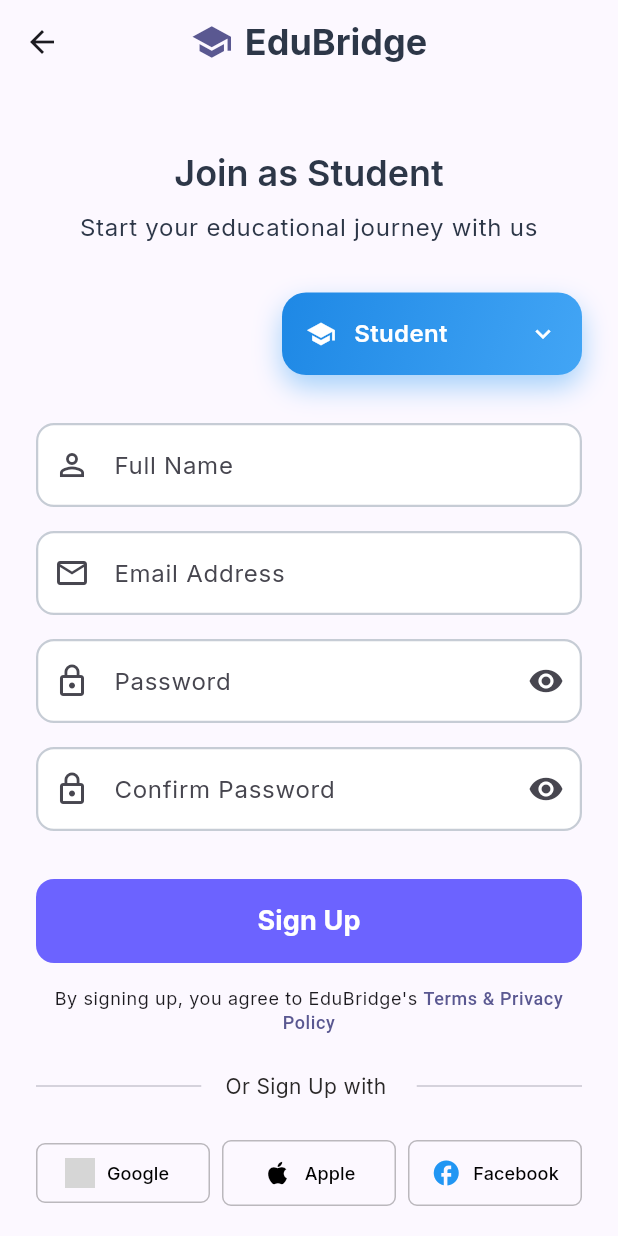
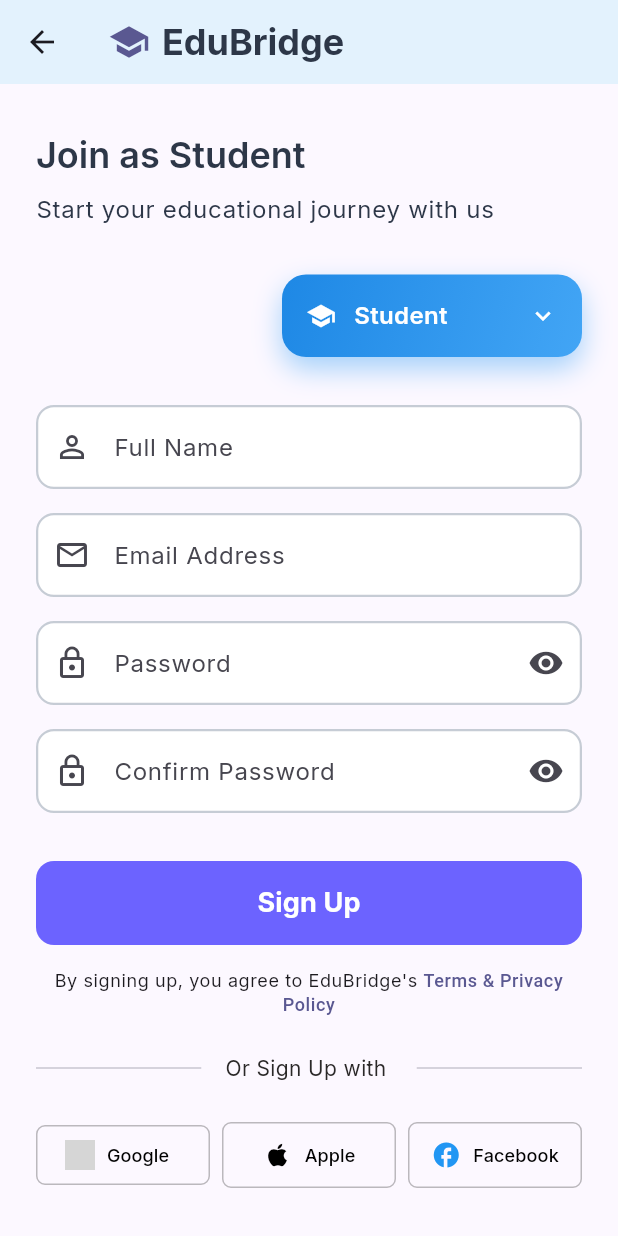
Before and after one commit to Innocent-Gershon/front-end_-_Backend_Implementation_Group-15, a Flutter app: the SignUpPage screen opened directly, on a phone screen of 412 x 824 dp. Run offline on Flutter 3.47's test engine with Material 3 defaults, Android fonts, the phone set to English and light mode, and no system bars; our stand-ins replace animate_do, cloud_firestore, equatable, firebase_auth, firebase_core, flutter_bloc and 2 more; accounts and stored records are empty; network calls fail; grey boxes are pictures that could not be loaded.

Commit message:
Sign Up UI updated

```diff
--- a/edu_bridge_01/lib/presentation/pages/auth/signup_screen.dart
+++ b/edu_bridge_01/lib/presentation/pages/auth/signup_screen.dart
@@ -30,8 +30,7 @@ class _SignUpPageState extends State<SignUpPage> {
   bool _obscurePassword = true;
   bool _obscureConfirmPassword = true;
   String _selectedUserType = AppConstants.student;
-  bool _isDropdownOpen =
-      false; // State to control the blur and dropdown visibility
+  bool _isDropdownOpen = false;
 
   @override
   void dispose() {
@@ -51,6 +50,7 @@ class _SignUpPageState extends State<SignUpPage> {
   Widget build(BuildContext context) {
     return Scaffold(
       appBar: AppBar(
+        backgroundColor: Colors.blue.shade50,
         leading: IconButton(
           icon: const Icon(Icons.arrow_back),
           onPressed: () {
@@ -73,7 +73,7 @@ class _SignUpPageState extends State<SignUpPage> {
             ),
           ],
         ),
-        centerTitle: true,
+        centerTitle: false,
       ),
       body: BlocConsumer<AuthBloc, AuthState>(
         listener: (context, state) {
@@ -81,7 +81,6 @@ class _SignUpPageState extends State<SignUpPage> {
             String displayMessage = state.message;
             bool shouldShowDialog = false;
 
-            // Check for special dialog triggers
             if (state.message.startsWith('SHOW_LOGIN_DIALOG:')) {
               displayMessage = state.message.substring('SHOW_LOGIN_DIALOG:'.length);
               shouldShowDialog = true;
@@ -97,7 +96,6 @@ class _SignUpPageState extends State<SignUpPage> {
               ),
             );
 
-            // Show login dialog if email already exists
             if (shouldShowDialog) {
               Future.delayed(const Duration(milliseconds: 800), () {
                 showDialog(
@@ -120,7 +118,7 @@ class _SignUpPageState extends State<SignUpPage> {
                       ElevatedButton(
                         onPressed: () {
                           Navigator.pop(context);
-                          Navigator.pop(context); // Go back to login
+                          Navigator.pop(context);
                         },
                         child: const Text('Login'),
                       ),
@@ -135,7 +133,6 @@ class _SignUpPageState extends State<SignUpPage> {
               (route) => false,
             );
           } else if (state is AuthGoogleSignInNeedsRole) {
-            // Show role selection dialog for Google sign-in
             showDialog(
               context: context,
               barrierDismissible: false,
@@ -163,8 +160,7 @@ class _SignUpPageState extends State<SignUpPage> {
         builder: (context, state) {
           return Stack(
             children: [
-              // --- Main Content (always present) ---
-              // Your existing form content
+              // Main Content
               SafeArea(
                 child: SingleChildScrollView(
                   padding: const EdgeInsets.all(24.0),
@@ -173,46 +169,45 @@ class _SignUpPageState extends State<SignUpPage> {
                     child: Column(
                       crossAxisAlignment: CrossAxisAlignment.center,
                       children: [
-                        const SizedBox(height: 20),
+                        const SizedBox(height: 8),
 
                         // Create account text
-                        Text(
-                          _getSignupTitle(),
-                          style: Theme.of(context).textTheme.headlineMedium,
-                          textAlign: TextAlign.center,
+                        Align(
+                          alignment: Alignment.centerLeft,
+                          child: Text(
+                            _getSignupTitle(),
+                            style: Theme.of(context).textTheme.headlineMedium,
+                          ),
                         ),
 
                         const SizedBox(height: 8),
 
-                        Text(
-                          _getSignupSubtitle(),
-                          style: Theme.of(context).textTheme.bodyLarge,
-                          textAlign: TextAlign.center,
+                        Align(
+                          alignment: Alignment.centerLeft,
+                          child: Text(
+                            _getSignupSubtitle(),
+                            style: Theme.of(context).textTheme.bodyLarge,
+                          ),
                         ),
 
                         const SizedBox(height: 32),
 
-                        // Creative user type selector (this is now a GestureDetector for blur)
+                        // User type selector
                         Row(
                           mainAxisAlignment: MainAxisAlignment.end,
                           children: [
                             GestureDetector(
-                              // Wrap with GestureDetector to control _isDropdownOpen
                               onTap: () {
                                 setState(() {
                                   _isDropdownOpen = !_isDropdownOpen;
                                 });
                               },
                               child: AnimatedContainer(
-                                // To animate size/color if desired
                                 duration: const Duration(milliseconds: 300),
-                                width: 200, // Fixed width for the button area
+                                width: 200,
                                 decoration: BoxDecoration(
-                                  borderRadius: BorderRadius.circular(
-                                    16,
-                                  ), // Match dropdown style
+                                  borderRadius: BorderRadius.circular(16),
                                   gradient: LinearGradient(
-                                    // Match dropdown style
                                     colors: [
                                       Colors.blue.shade600,
                                       Colors.blue.shade400,
@@ -316,12 +311,9 @@ class _SignUpPageState extends State<SignUpPage> {
                             if (value == null || value.isEmpty) {
                               return 'Please enter your email';
                             }
-                            if (!RegExp(
-                              r'^[^@]+@[^@]+\.[^@]+',
-                            ).hasMatch(value)) {
+                            if (!RegExp(r'^[^@]+@[^@]+\.[^@]+').hasMatch(value)) {
                               return 'Please enter a valid email';
                             }
-
                             return null;
                           },
                         ),
@@ -376,8 +368,7 @@ class _SignUpPageState extends State<SignUpPage> {
                               ),
                               onPressed: () {
                                 setState(() {
-                                  _obscureConfirmPassword =
-                                      !_obscureConfirmPassword;
+                                  _obscureConfirmPassword = !_obscureConfirmPassword;
                                 });
                               },
                             ),
@@ -407,16 +398,13 @@ class _SignUpPageState extends State<SignUpPage> {
                                         'userType': _selectedUserType,
                                       };
 
-                                      if (_selectedUserType ==
-                                          AppConstants.student) {
+                                      if (_selectedUserType == AppConstants.student) {
                                         additionalData['studentId'] =
                                             _studentIdController.text.trim();
-                                      } else if (_selectedUserType ==
-                                          AppConstants.teacher) {
+                                      } else if (_selectedUserType == AppConstants.teacher) {
                                         additionalData['employeeId'] =
                                             _employeeIdController.text.trim();
-                                      } else if (_selectedUserType ==
-                                          AppConstants.parent) {
+                                      } else if (_selectedUserType == AppConstants.parent) {
                                         additionalData['phoneNumber'] =
                                             _phoneController.text.trim();
                                         additionalData['childName'] =
@@ -478,12 +466,9 @@ class _SignUpPageState extends State<SignUpPage> {
                           children: [
                             const Expanded(child: Divider()),
                             Padding(
-                              padding: const EdgeInsets.symmetric(
-                                horizontal: 16,
-                              ),
+                              padding: const EdgeInsets.symmetric(horizontal: 16),
                               child: Text(
                                 'Or Sign Up with ',
-                                // style: Theme.of(context).textTheme.bodyMedium,
                                 style: const TextStyle(
                                   color: Color.fromARGB(255, 42, 40, 40),
                                 ),
@@ -537,11 +522,7 @@ class _SignUpPageState extends State<SignUpPage> {
                             const SizedBox(width: 8),
                             Expanded(
                               child: OutlinedButton.icon(
-                                onPressed: state is AuthLoading
-                                    ? null
-                                    : () {
-                                        // TODO: Apple signup
-                                      },
+                                onPressed: state is AuthLoading ? null : () {},
                                 style: OutlinedButton.styleFrom(
                                   padding: const EdgeInsets.symmetric(
                                     horizontal: 8,
@@ -569,11 +550,7 @@ class _SignUpPageState extends State<SignUpPage> {
                             const SizedBox(width: 8),
                             Expanded(
                               child: OutlinedButton.icon(
-                                onPressed: state is AuthLoading
-                                    ? null
-                                    : () {
-                                        // TODO: Facebook signup
-                                      },
+                                onPressed: state is AuthLoading ? null : () {},
                                 style: OutlinedButton.styleFrom(
                                   padding: const EdgeInsets.symmetric(
                                     horizontal: 12,
@@ -638,50 +615,37 @@ class _SignUpPageState extends State<SignUpPage> {
                 ),
               ),
 
-              // --- Modal Barrier (full-screen blur overlay) ---
-              // This layer will appear when the dropdown is open.
+              // Modal Barrier (blur overlay)
               if (_isDropdownOpen)
                 Positioned.fill(
                   child: GestureDetector(
                     onTap: () {
                       setState(() {
-                        _isDropdownOpen =
-                            false; // Close dropdown on tap outside
+                        _isDropdownOpen = false;
                       });
                     },
                     child: AnimatedContainer(
                       duration: const Duration(milliseconds: 300),
-                      color: Colors.black.withValues(
-                        alpha: 0.0,
-                      ), // Initially transparent
-                      // A BackdropFilter here will blur everything below it.
-                      // Since this is above the main content, it blurs the main content.
+                      color: Colors.black.withValues(alpha: 0.0),
                       child: BackdropFilter(
-                        filter: ImageFilter.blur(
-                          sigmaX: 5.0,
-                          sigmaY: 5.0,
-                        ), // Apply blur
+                        filter: ImageFilter.blur(sigmaX: 5.0, sigmaY: 5.0),
                         child: Container(
-                          color: Colors.black.withValues(
-                            alpha: 0.1,
-                          ), // Light overlay color
+                          color: Colors.black.withValues(alpha: 0.1),
                         ),
                       ),
                     ),
                   ),
                 ),
 
-              // --- Custom Dropdown (on top of the blur) ---
+              // Custom Dropdown
               if (_isDropdownOpen)
                 Positioned(
-                  top:
-                      280, // Adjust this top value to position the dropdown correctly
-                  right: 24, // Keep it aligned with the user type selector
+                  top: 280,
+                  right: 24,
                   child: Material(
                     color: Colors.transparent,
                     child: Container(
-                      width:
-                          200, // Match the width of the GestureDetector container
+                      width: 200,
                       decoration: BoxDecoration(
                         borderRadius: BorderRadius.circular(16),
                         color: Colors.white.withValues(alpha: 0.95),
@@ -696,28 +660,13 @@ class _SignUpPageState extends State<SignUpPage> {
                       child: ClipRRect(
                         borderRadius: BorderRadius.circular(16),
                         child: BackdropFilter(
-                          filter: ImageFilter.blur(
-                            sigmaX: 0,
-                            sigmaY: 0,
-                          ), // No blur on the dropdown itself
+                          filter: ImageFilter.blur(sigmaX: 0, sigmaY: 0),
                           child: Column(
                             children: [
-                              _buildDropdownItem(
-                                AppConstants.student,
-                                Icons.school,
-                              ),
-                              _buildDropdownItem(
-                                AppConstants.teacher,
-                                Icons.person_outline,
-                              ),
-                              _buildDropdownItem(
-                                AppConstants.parent,
-                                Icons.family_restroom,
-                              ),
-                              _buildDropdownItem(
-                                AppConstants.admin,
-                                Icons.admin_panel_settings,
-                              ),
+                              _buildDropdownItem(AppConstants.student, Icons.school),
+                              _buildDropdownItem(AppConstants.teacher, Icons.person_outline),
+                              _buildDropdownItem(AppConstants.parent, Icons.family_restroom),
+                              _buildDropdownItem(AppConstants.admin, Icons.admin_panel_settings),
                             ],
                           ),
                         ),
@@ -732,7 +681,6 @@ class _SignUpPageState extends State<SignUpPage> {
     );
   }
 
-  // --- Helper methods (same as before) ---
   IconData _getUserTypeIcon(String userType) {
     switch (userType) {
       case AppConstants.student:
@@ -779,11 +727,11 @@ class _SignUpPageState extends State<SignUpPage> {
   }
 
   List<Widget> _buildStudentFields() {
-    return []; // You might want to add specific student fields here
+    return [];
   }
 
   List<Widget> _buildTeacherFields() {
-    return []; // You might want to add specific teacher fields here
+    return [];
   }
 
   List<Widget> _buildParentFields() {
@@ -800,9 +748,8 @@ class _SignUpPageState extends State<SignUpPage> {
           if (value == null || value.isEmpty) {
             return 'Please enter your phone number';
           }
-          if (!RegExp(
-            r'^[+]?[0-9]{10,15}$',
-          ).hasMatch(value.replaceAll(RegExp(r'[\s-()]'), ''))) {
+          if (!RegExp(r'^[+]?[0-9]{10,15}$')
+              .hasMatch(value.replaceAll(RegExp(r'[\s-()]'), ''))) {
             return 'Please enter a valid phone number';
           }
           return null;
@@ -842,13 +789,12 @@ class _SignUpPageState extends State<SignUpPage> {
     ];
   }
 
-  // This is the new buildDropdownItem method for the custom dropdown overlay
   Widget _buildDropdownItem(String value, IconData icon) {
     return GestureDetector(
       onTap: () {
         setState(() {
           _selectedUserType = value;
-          _isDropdownOpen = false; // Close dropdown when an item is selected
+          _isDropdownOpen = false;
         });
       },
       child: Container(
@@ -869,9 +815,7 @@ class _SignUpPageState extends State<SignUpPage> {
             Text(
               value,
               style: TextStyle(
-                color: _selectedUserType == value
-                    ? Colors.blue
-                    : Colors.black87,
+                color: _selectedUserType == value ? Colors.blue : Colors.black87,
                 fontWeight: _selectedUserType == value
                     ? FontWeight.bold
                     : FontWeight.w500,
--- a/edu_bridge_01/pubspec.yaml
+++ b/edu_bridge_01/pubspec.yaml
@@ -80,7 +80,7 @@ flutter:
 
   # To add assets to your application, add an assets section, like this:
   assets:
-    - lib/assets/images/
+    - assets/images/
 
   # An image asset can refer to one or more resolution-specific "variants", see
   # https://flutter.dev/to/resolution-aware-images
```
Also changed, not shown: edu_bridge_01/assets/images/image_1.png (added), edu_bridge_01/assets/images/image_2.png (added), edu_bridge_01/assets/images/image_3.png (added), edu_bridge_01/assets/images/topcorner.png (added), edu_bridge_01/lib/assets/images/topcorner.png (added).
